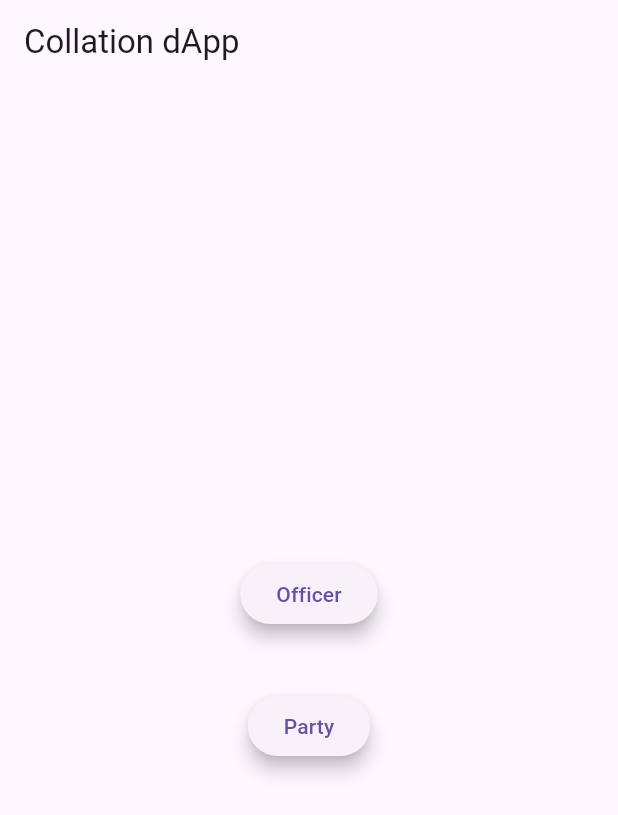
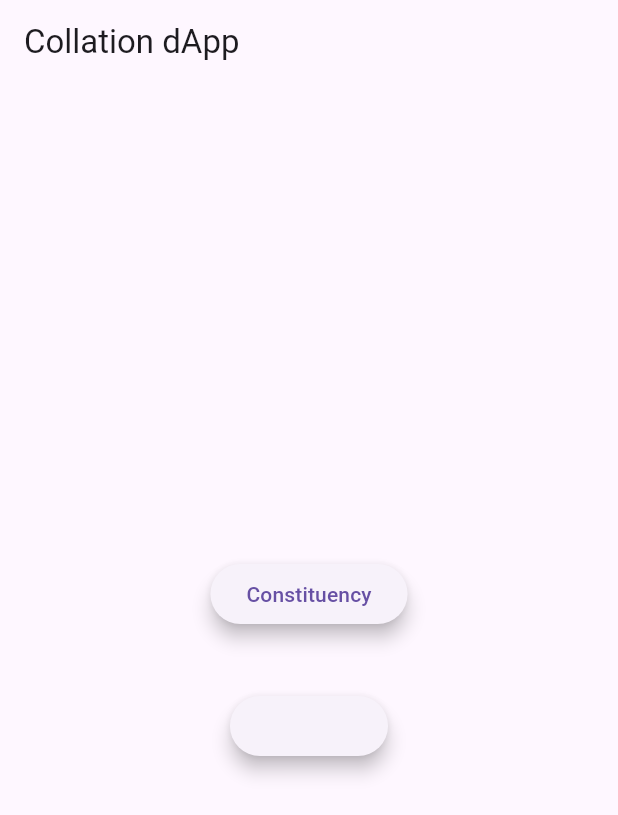
Before and after one commit to EhMaNa/blockchain_collation, a Flutter app: the screen it shows after launch, on a phone screen of 412 x 824 dp. Shown: the top 815 px of the screen. Run offline on Flutter 3.47's test engine with Material 2 defaults, Android fonts, the phone set to English and light mode, and no system bars; our stand-ins replace dio; missing offline and left inert: web3dart.

```diff
--- a/collation_app/lib/screens/level.dart
+++ b/collation_app/lib/screens/level.dart
@@ -27,7 +27,7 @@ class Level extends StatelessWidget {
               style: ElevatedButton.styleFrom(
                 elevation: 5,
               ),
-              child: Text('Officer'),
+              child: Text('Constituency'),
             ),
             SizedBox(
               height: 40,
@@ -40,7 +40,7 @@ class Level extends StatelessWidget {
               style: ElevatedButton.styleFrom(
                 elevation: 5,
               ),
-              child: Text('Party'),
+              child: Text('                '),
             ),
           ],
         ),
```
